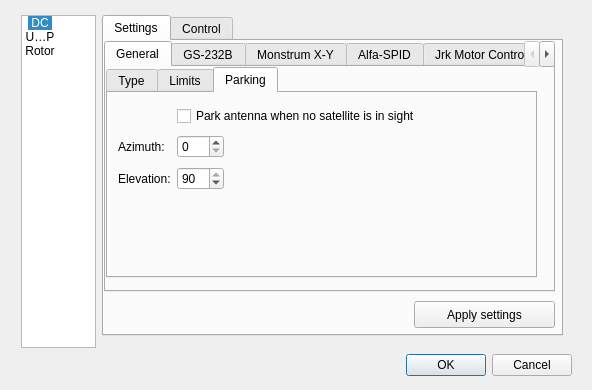
Qt form rig/rigdialog.ui (poes-weather/poes-usrp) before a commit.
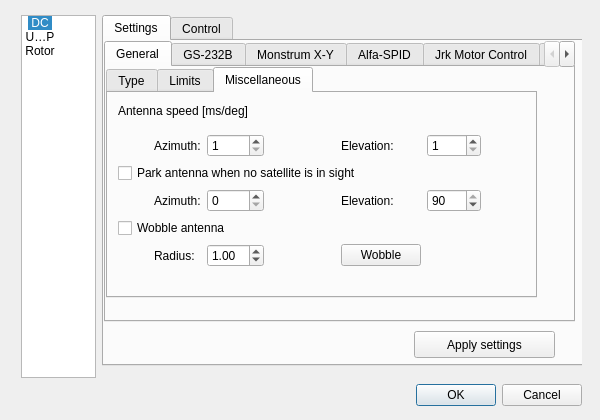
The same form after that commit. The open tabs and pages were chosen to show the change. Icons and pictures are not drawn.

```diff
--- a/rig/rigdialog.ui
+++ b/rig/rigdialog.ui
@@ -9,8 +9,8 @@
    <rect>
     <x>0</x>
     <y>0</y>
-    <width>592</width>
-    <height>390</height>
+    <width>600</width>
+    <height>420</height>
    </rect>
   </property>
   <property name="sizePolicy">
@@ -21,14 +21,14 @@
   </property>
   <property name="minimumSize">
    <size>
-    <width>583</width>
-    <height>383</height>
+    <width>600</width>
+    <height>420</height>
    </size>
   </property>
   <property name="maximumSize">
    <size>
-    <width>592</width>
-    <height>390</height>
+    <width>600</width>
+    <height>420</height>
    </size>
   </property>
   <property name="windowTitle">
@@ -39,8 +39,8 @@
     <rect>
      <x>11</x>
      <y>10</y>
-     <width>571</width>
-     <height>371</height>
+     <width>581</width>
+     <height>401</height>
     </rect>
    </property>
    <layout class="QGridLayout" name="mainLayout">
@@ -517,8 +517,8 @@
          <rect>
           <x>0</x>
           <y>0</y>
-          <width>461</width>
-          <height>321</height>
+          <width>481</width>
+          <height>351</height>
          </rect>
         </property>
         <property name="currentIndex">
@@ -533,8 +533,8 @@
            <rect>
             <x>0</x>
             <y>0</y>
-            <width>451</width>
-            <height>251</height>
+            <width>471</width>
+            <height>281</height>
            </rect>
           </property>
           <property name="currentIndex">
@@ -550,7 +550,7 @@
               <x>0</x>
               <y>0</y>
               <width>431</width>
-              <height>211</height>
+              <height>231</height>
              </rect>
             </property>
             <property name="currentIndex">
@@ -795,33 +795,121 @@
             </widget>
             <widget class="QWidget" name="tab_9">
              <attribute name="title">
-              <string>Parking</string>
+              <string>Miscellaneous</string>
              </attribute>
-             <widget class="QWidget" name="layoutWidget">
+             <widget class="QWidget" name="">
               <property name="geometry">
                <rect>
                 <x>10</x>
-                <y>10</y>
-                <width>378</width>
-                <height>90</height>
+                <y>0</y>
+                <width>398</width>
+                <height>174</height>
                </rect>
               </property>
               <layout class="QGridLayout" name="gridLayout_5">
-               <item row="0" column="1" colspan="2">
+               <item row="0" column="0" colspan="5">
+                <widget class="QLabel" name="label_18">
+                 <property name="text">
+                  <string>Antenna speed [ms/deg]</string>
+                 </property>
+                </widget>
+               </item>
+               <item row="2" column="0" colspan="8">
                 <widget class="QCheckBox" name="parkCb">
                  <property name="text">
                   <string>Park antenna when no satellite is in sight</string>
                  </property>
                 </widget>
                </item>
-               <item row="1" column="0">
+               <item row="4" column="0" colspan="3">
+                <widget class="QCheckBox" name="wobbleCb">
+                 <property name="enabled">
+                  <bool>true</bool>
+                 </property>
+                 <property name="text">
+                  <string>Wobble antenna</string>
+                 </property>
+                </widget>
+               </item>
+               <item row="1" column="6">
+                <widget class="QSpinBox" name="elSpeed">
+                 <property name="minimum">
+                  <number>1</number>
+                 </property>
+                 <property name="maximum">
+                  <number>5000</number>
+                 </property>
+                </widget>
+               </item>
+               <item row="3" column="6">
+                <widget class="QSpinBox" name="parkElSp">
+                 <property name="maximum">
+                  <number>90</number>
+                 </property>
+                 <property name="singleStep">
+                  <number>5</number>
+                 </property>
+                 <property name="value">
+                  <number>90</number>
+                 </property>
+                </widget>
+               </item>
+               <item row="1" column="5">
+                <widget class="QLabel" name="label_38">
+                 <property name="text">
+                  <string>Elevation:</string>
+                 </property>
+                </widget>
+               </item>
+               <item row="3" column="5">
+                <widget class="QLabel" name="label_23">
+                 <property name="text">
+                  <string>Elevation:</string>
+                 </property>
+                </widget>
+               </item>
+               <item row="1" column="1">
+                <widget class="QLabel" name="label_37">
+                 <property name="text">
+                  <string>Azimuth:</string>
+                 </property>
+                </widget>
+               </item>
+               <item row="3" column="1">
                 <widget class="QLabel" name="label_22">
                  <property name="text">
                   <string>Azimuth:</string>
                  </property>
                 </widget>
                </item>
-               <item row="1" column="1">
+               <item row="5" column="5">
+                <widget class="QPushButton" name="wobbleBtn">
+                 <property name="enabled">
+                  <bool>true</bool>
+                 </property>
+                 <property name="text">
+                  <string>Wobble</string>
+                 </property>
+                </widget>
+               </item>
+               <item row="5" column="1">
+                <widget class="QLabel" name="label_2">
+                 <property name="text">
+                  <string>Radius:</string>
+                 </property>
+                </widget>
+               </item>
+               <item row="1" column="2">
+                <widget class="QSpinBox" name="azSpeed">
+                 <property name="minimum">
+                  <number>1</number>
+                 </property>
+                 <property name="maximum">
+                  <number>5000</number>
+                 </property>
+                </widget>
+               </item>
+               <item row="3" column="2">
                 <widget class="QSpinBox" name="parkAzSp">
                  <property name="maximum">
                   <number>360</number>
@@ -831,36 +919,22 @@
                  </property>
                 </widget>
                </item>
-               <item row="1" column="2">
-                <spacer name="horizontalSpacer_8">
-                 <property name="orientation">
-                  <enum>Qt::Horizontal</enum>
+               <item row="5" column="2">
+                <widget class="QDoubleSpinBox" name="wobbleradiusSb">
+                 <property name="enabled">
+                  <bool>true</bool>
                  </property>
-                 <property name="sizeHint" stdset="0">
-                  <size>
-                   <width>188</width>
-                   <height>20</height>
-                  </size>
+                 <property name="minimum">
+                  <double>0.100000000000000</double>
                  </property>
-                </spacer>
-               </item>
-               <item row="2" column="0">
-                <widget class="QLabel" name="label_23">
-                 <property name="text">
-                  <string>Elevation:</string>
-                 </property>
-                </widget>
-               </item>
-               <item row="2" column="1">
-                <widget class="QSpinBox" name="parkElSp">
                  <property name="maximum">
-                  <number>90</number>
+                  <double>30.000000000000000</double>
                  </property>
                  <property name="singleStep">
                   <number>5</number>
                  </property>
                  <property name="value">
-                  <number>90</number>
+                  <double>1.000000000000000</double>
                  </property>
                 </widget>
                </item>
@@ -1316,7 +1390,7 @@
           <property name="geometry">
            <rect>
             <x>310</x>
-            <y>260</y>
+            <y>290</y>
             <width>141</width>
             <height>27</height>
            </rect>
```
Left out of the diff: 28 changed lines with no effect on the pictures.
